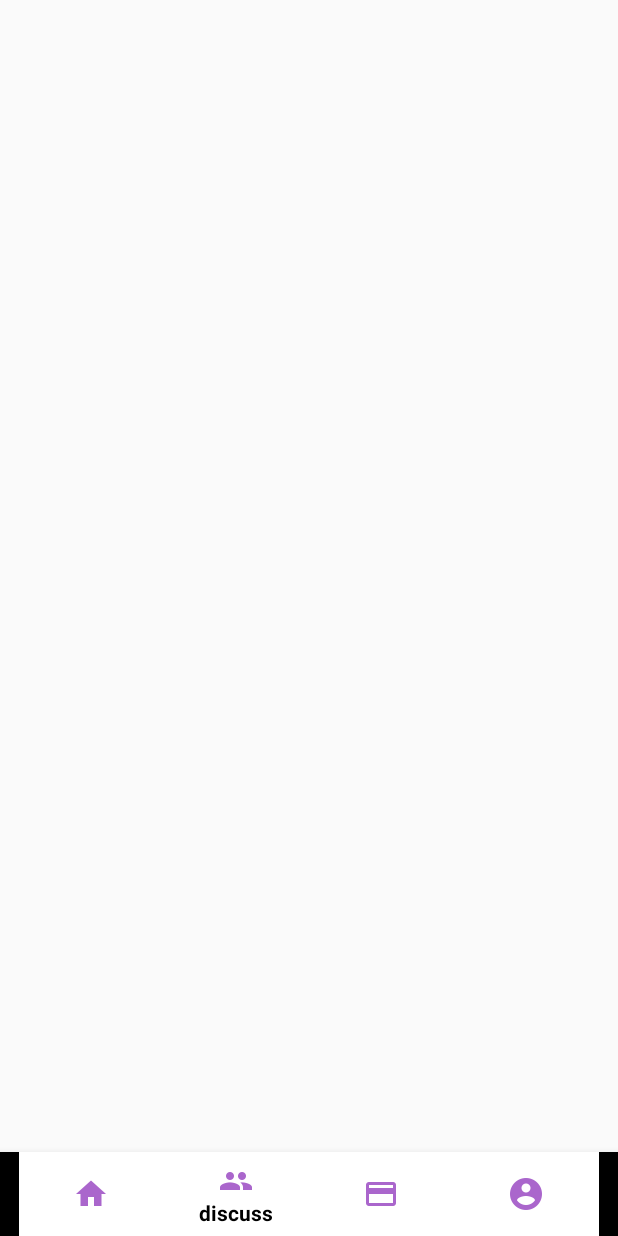
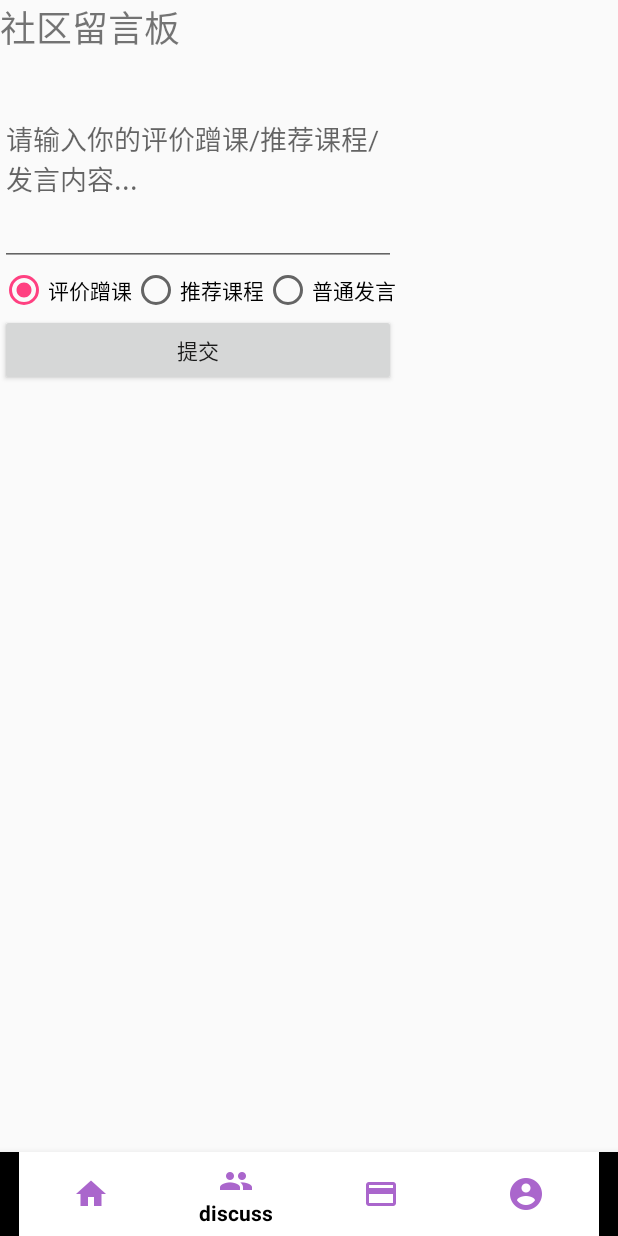
Before and after one commit to CengLaiCengQu/CengYiCeng, an Android app: the screen it shows after launch (MainActivity), item 2 of the bottom bar chosen, on a phone screen of 412 x 824 dp. Run offline under Robolectric (Android 15) with nearby library versions, the phone set to English and light mode, and no system bars.

Commit message:
修改了社区的界面和部分逻辑

```diff
--- a/app/src/main/java/com/example/rubrub/Fragment/NeighbourFragment.java
+++ b/app/src/main/java/com/example/rubrub/Fragment/NeighbourFragment.java
@@ -6,10 +6,15 @@ import android.support.v7.app.AppCompatActivity;
 import android.view.LayoutInflater;
 import android.view.View;
 import android.view.ViewGroup;
+import android.widget.Button;
+import android.widget.EditText;
+import android.widget.Toast;
 
 import com.example.rubrub.R;
 
 public class NeighbourFragment  extends Fragment{
+    private View view;
+    private EditText edittext;
 
     private AppCompatActivity appCompatActivity;
 
@@ -26,4 +31,19 @@ public class NeighbourFragment  extends Fragment{
         View view =inflater.inflate(R.layout.neighbour_fragment_xml,container,false);
         return view;
     }
+    public void onActivityCreated(Bundle savedInstanceState) {
+        super.onActivityCreated(savedInstanceState);
+        Button button = (Button) getActivity().findViewById(R.id.button);
+        edittext = (EditText) getActivity().findViewById(R.id.edittext);
+        button.setOnClickListener(new View.OnClickListener() {
+            @Override
+            public void onClick(View v) {
+                switch(v.getId()){
+                    case R.id.button:
+                        String inputText = edittext.getText().toString();
+
+                }
+            }
+        });
+    }
 }
--- a/app/src/main/res/layout/neighbour_fragment_xml.xml
+++ b/app/src/main/res/layout/neighbour_fragment_xml.xml
@@ -2,8 +2,57 @@
 <LinearLayout xmlns:android="http://schemas.android.com/apk/res/android"
     android:layout_width="match_parent"
     android:layout_height="match_parent"
+    android:orientation="vertical"
     xmlns:tools="http://schemas.android.com/tools"
     tools:context="com.example.rubrub.Fragment.NeighbourFragment">
 
+    <TextView
+        android:id="@+id/text_view"
+        android:layout_width="match_parent"
+        android:layout_height="wrap_content"
+        android:text="社区留言板"
+        android:textSize="24sp" />
+
+    <EditText
+        android:id="@+id/edittext"
+        android:layout_width="match_parent"
+        android:layout_height="141dp"
+        android:hint="请输入你的评价蹭课/推荐课程/发言内容..."
+        android:maxLines="4" />
+
+    <RadioGroup
+        android:id="@+id/rg"
+        android:orientation="horizontal"
+        android:layout_width="wrap_content"
+        android:layout_height="wrap_content" >
+
+
+        <RadioButton
+            android:id="@+id/pjck"
+            android:layout_width="wrap_content"
+            android:layout_height="wrap_content"
+            android:checked="true"
+            android:text="评价蹭课" />
+
+
+        <RadioButton
+            android:id="@+id/tjkc"
+            android:layout_width="wrap_content"
+            android:layout_height="wrap_content"
+            android:text="推荐课程" />
+
+
+        <RadioButton
+            android:id="@+id/ptfy"
+            android:layout_width="wrap_content"
+            android:layout_height="wrap_content"
+            android:text="普通发言" />
+    </RadioGroup>
+
+    <Button
+        android:id="@+id/button"
+        android:layout_width="match_parent"
+        android:layout_height="wrap_content"
+        android:text="提交" />
 
 </LinearLayout>
--- a/app/src/main/res/layout/neighbour_xml.xml
+++ b/app/src/main/res/layout/neighbour_xml.xml
@@ -11,4 +11,5 @@
 
     </fragment>
 
+
 </LinearLayout>
```
